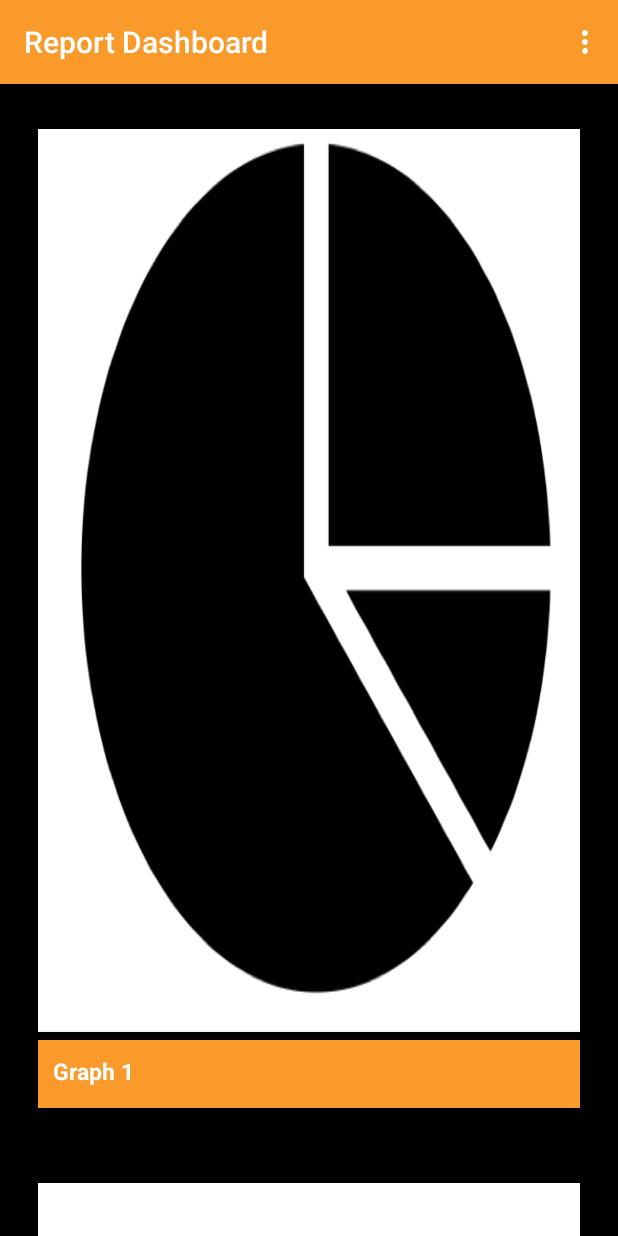
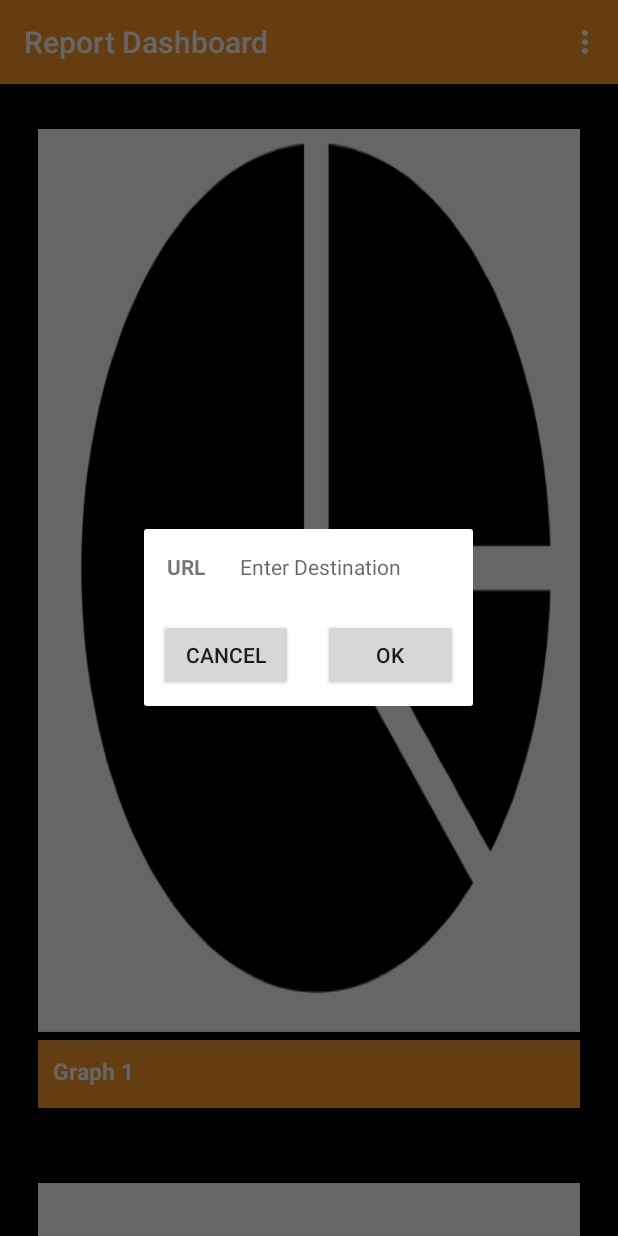
Before and after one commit to nguyennhi263/ReportDashboard, an Android app: the screen it shows after launch (MainActivity), in the options menu, after a tap on "URL", on a phone screen of 412 x 824 dp. Run offline under Robolectric (Android 15) with nearby library versions, the phone set to English and light mode, and no system bars.

Commit message:
url-options event
initial

```diff
--- a/app/src/main/java/vn/com/ifca/reportdashboard/MainActivity.java
+++ b/app/src/main/java/vn/com/ifca/reportdashboard/MainActivity.java
@@ -1,11 +1,14 @@
 package vn.com.ifca.reportdashboard;
 
+import android.app.Dialog;
 import android.content.Intent;
 import android.support.v7.app.AppCompatActivity;
 import android.os.Bundle;
 import android.view.Menu;
 import android.view.MenuInflater;
 import android.view.MenuItem;
+import android.view.View;
+import android.widget.Button;
 import android.widget.Toast;
 
 import vn.com.ifca.reportdashboard.Activities.LogInActivity;
@@ -17,6 +20,7 @@ public class MainActivity extends AppCompatActivity {
         super.onCreate(savedInstanceState);
         setContentView(R.layout.activity_main);
         //startActivity(new Intent(MainActivity.this, LogInActivity.class));
+
     }
     @Override
     public boolean onCreateOptionsMenu(Menu menu) {
@@ -41,6 +45,23 @@ public class MainActivity extends AppCompatActivity {
                         "Dashboard"
                         , Toast.LENGTH_SHORT)
                         .show();
+
+                break;
+            case R.id.nav_url:
+                final Dialog dialogContractor = new Dialog(MainActivity.this);
+                dialogContractor.setContentView(R.layout.url_options);
+                dialogContractor.setCancelable(true);
+
+                // Cancel
+                Button cancelBtn = (Button) dialogContractor.findViewById(R.id.cancel_url);
+                cancelBtn.setOnClickListener(new View.OnClickListener() {
+                    @Override
+                    public void onClick(View v) {
+                        dialogContractor.dismiss();
+                    }
+                });
+
+                dialogContractor.show();
                 break;
             case R.id.nav_logout:
                 Toast.makeText(this,
```
Also changed, not shown: app/src/main/java/vn/com/ifca/reportdashboard/Model/IP4V.java (+4 -9 lines).
